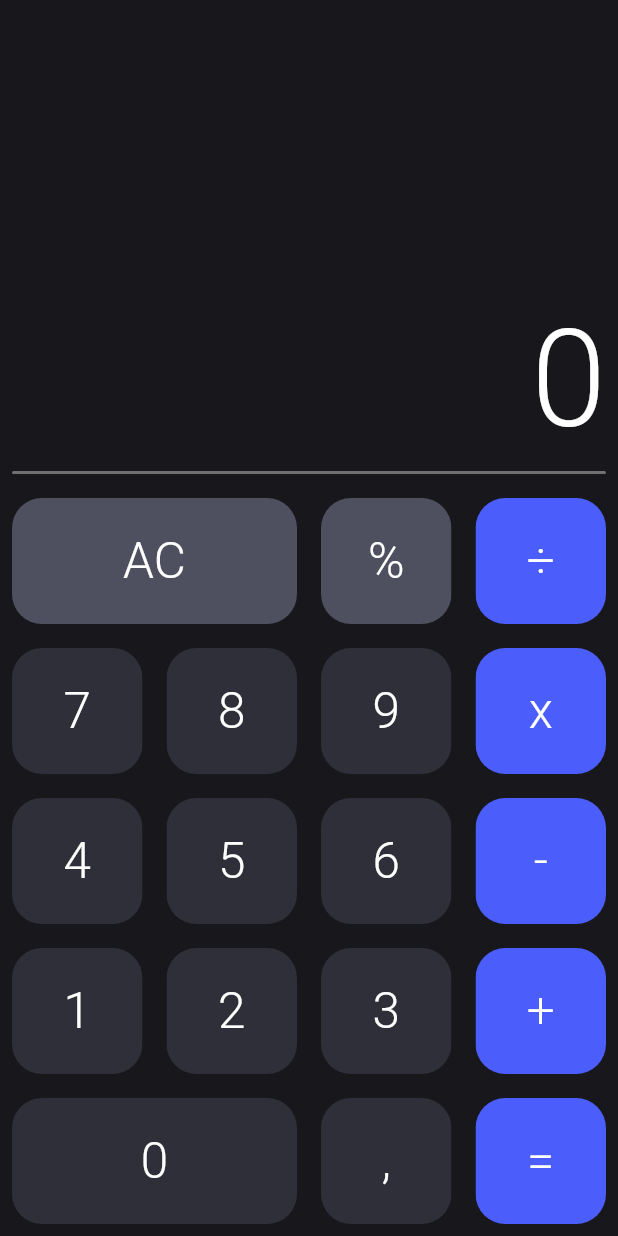
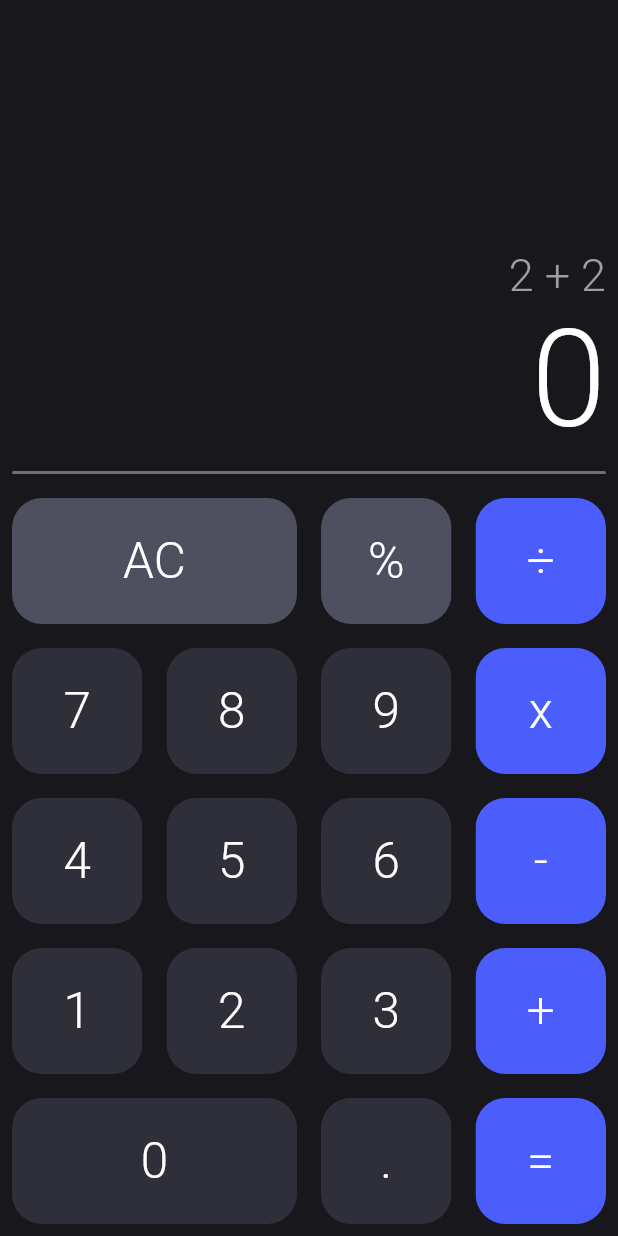
Before and after one commit to Tiagoow03/calculator-system, a Flutter app: the screen it shows after launch, on a phone screen of 412 x 824 dp. Run offline on Flutter 3.47's test engine with Material 2 defaults, Android fonts, the phone set to English and light mode, and no system bars; Roboto replaces fonts that are missing (WorkSans).

Commit message:
Lógica está funcional, faltando ajustes

```diff
--- a/lib/interfaces/widgets/teclado.dart
+++ b/lib/interfaces/widgets/teclado.dart
@@ -92,7 +92,7 @@ class Teclado extends StatelessWidget {
               aoPressionar: aoPressionar,
             ),
             Botao(
-              texto: ',',
+              texto: '.',
               aoPressionar: aoPressionar,
             ),
             Botao.operacao(
--- a/lib/interfaces/widgets/visor.dart
+++ b/lib/interfaces/widgets/visor.dart
@@ -18,6 +18,24 @@ class Visor extends StatelessWidget {
           crossAxisAlignment: CrossAxisAlignment.stretch,
           mainAxisAlignment: MainAxisAlignment.end,
           children: [
+            const Padding(
+              padding: EdgeInsets.only(left: 8, right: 8),
+              child: FittedBox(
+                alignment: Alignment.bottomRight,
+                fit: BoxFit.scaleDown,
+                child: Text(
+                  '2 + 2',
+                  maxLines: 1,
+                  style: TextStyle(
+                    decoration: TextDecoration.none,
+                    fontWeight: FontWeight.w300,
+                    fontSize: 30,
+                    color: Colors.grey,
+                    fontFamily: 'WorkSans',
+                  ),
+                ),
+              ),
+            ),
             Padding(
               padding: const EdgeInsets.only(left: 8, right: 8),
               child: FittedBox(
--- a/pubspec.yaml
+++ b/pubspec.yaml
@@ -35,6 +35,7 @@ dependencies:
   # The following adds the Cupertino Icons font to your application.
   # Use with the CupertinoIcons class for iOS style icons.
   cupertino_icons: ^1.0.2
+  intl: ^0.17.0
 
 dev_dependencies:
   flutter_test:
```
Also changed, not shown: lib/application/domain/memoria.dart (+15 -6 lines), pubspec.lock.
